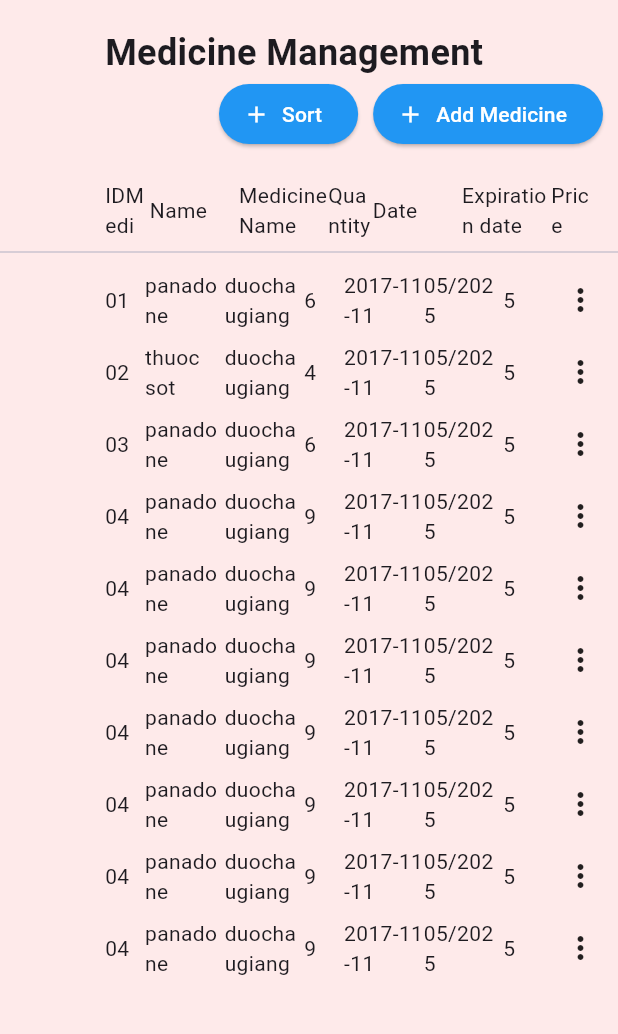
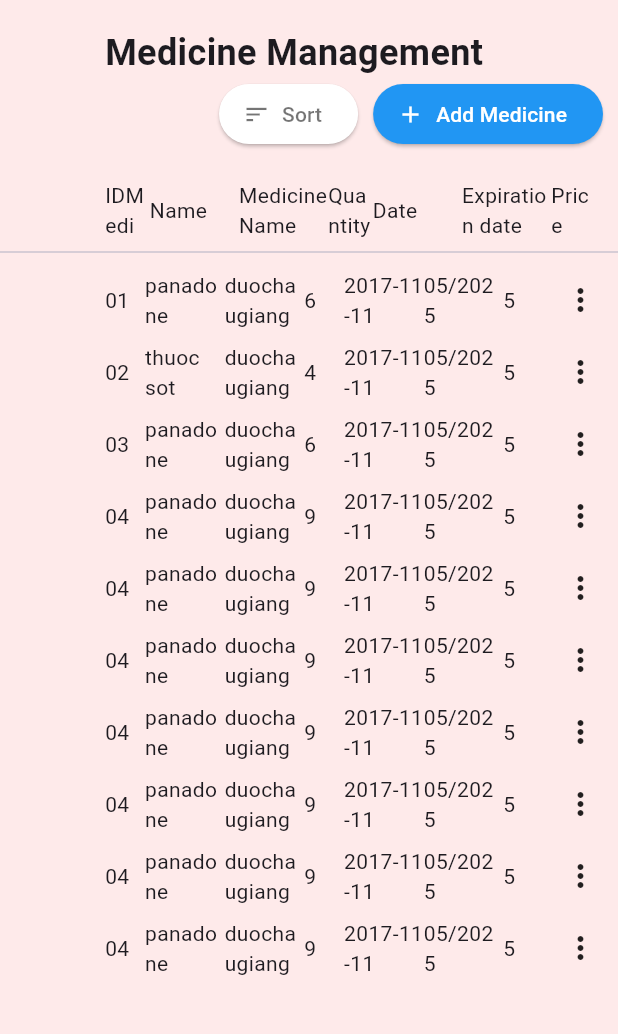
Before and after one commit to Tan2DK/Doctor-Pet, a Flutter app: the MedicineView screen opened by its route, on a phone screen of 412 x 824 dp, the part 96-1130 px from its top. Run offline on Flutter 3.47's test engine with Material 3 defaults, Android fonts, the phone set to English and light mode, and no system bars; our stand-ins replace flutter_easyloading, get; missing offline and left inert: dart:html.

Commit message:
clinic manager v2

```diff
--- a/packages/doctor_pet/lib/common_widget/custom_button/custom_button_action_widget.dart
+++ b/packages/doctor_pet/lib/common_widget/custom_button/custom_button_action_widget.dart
@@ -6,12 +6,16 @@ class CustomButtonActionWidget extends StatefulWidget {
     Key? key,
     this.label,
     this.bgColor,
-    this.btnColor,
+    this.txtColor,
+    this.iconColor,
+    this.icon
   }) : super(key: key);
 
   final String? label;
   final Color? bgColor;
-  final Color? btnColor;
+  final Color? txtColor;
+  final Color? iconColor;
+  final IconData? icon;
 
   @override
   State<CustomButtonActionWidget> createState() => _CustomButtonActionWidgetState();
@@ -21,7 +25,7 @@ class _CustomButtonActionWidgetState extends State<CustomButtonActionWidget> {
   @override
   Widget build(BuildContext context) {
     return ElevatedButton.icon(
-        icon: Icon(Icons.add, color: Colors.white),
+        icon: Icon(widget.icon, color: widget.iconColor),
         style: ElevatedButton.styleFrom(
           backgroundColor: widget.bgColor,
         ),
@@ -34,7 +38,7 @@ class _CustomButtonActionWidgetState extends State<CustomButtonActionWidget> {
         label: Text(
           widget.label.toString(),
           style: TextStyle(
-            color: Colors.white,
+            color: widget.txtColor,
           ),
         ));
   }
--- a/packages/doctor_pet/lib/views/clinic_manager/medicine/medicine_view.dart
+++ b/packages/doctor_pet/lib/views/clinic_manager/medicine/medicine_view.dart
@@ -14,15 +14,15 @@ class MedicineView extends GetView<MedicineController> {
     final List<medicine> data = List.from(controller.data);
     return Scaffold(
       body: Container(
-        decoration: BoxDecoration(
+        decoration: const BoxDecoration(
           color: Color.fromARGB(255, 254, 234, 234),
         ),
         child: Column(
           crossAxisAlignment: CrossAxisAlignment.stretch,
           children: [
             const CustomSearchBarWidget(),
-            SizedBox(height: 10),
-            Row(
+            const SizedBox(height: 10),
+            const Row(
               children: [
                 SizedBox(width: 70),
                 Text(
@@ -34,22 +34,28 @@ class MedicineView extends GetView<MedicineController> {
                 ),
               ],
             ),
-            Row(
+            const Row(
               mainAxisAlignment: MainAxisAlignment.end,
               children: [
-                const CustomButtonActionWidget(
+                CustomButtonActionWidget(
                   label: 'Sort',
-                  bgColor: Colors.blue,
+                  bgColor: Colors.white,
+                  txtColor: Colors.black54,
+                  iconColor: Colors.black54,
+                  icon: Icons.sort,
                 ),
-                const SizedBox(width: 10),
-                const CustomButtonActionWidget(
+                SizedBox(width: 10),
+                CustomButtonActionWidget(
                   label: 'Add Medicine',
                   bgColor: Colors.blue,
+                  txtColor: Colors.white,
+                  icon: Icons.add,
+                  iconColor: Colors.white,
                 ),
                 SizedBox(width: 10),
               ],
             ),
-            SizedBox(height: 20),
+            const SizedBox(height: 20),
             DataTitleWidget(
               titles: [
                 DataTitleModel(name: 'IDMedi', flex: 2),
@@ -91,14 +97,14 @@ class MedicineView extends GetView<MedicineController> {
                       child: PopupMenuButton<String>(
                         itemBuilder: (BuildContext context) =>
                             <PopupMenuEntry<String>>[
-                          PopupMenuItem<String>(
+                          const PopupMenuItem<String>(
                             value: 'edit',
                             child: ListTile(
                               leading: Icon(Icons.edit),
                               title: Text('Edit'),
                             ),
                           ),
-                          PopupMenuItem<String>(
+                          const PopupMenuItem<String>(
                             value: 'delete',
                             child: ListTile(
                               leading: Icon(Icons.delete),
@@ -125,7 +131,7 @@ class MedicineView extends GetView<MedicineController> {
                 itemCount: data.length,
               ),
             ),
-            SizedBox(
+            const SizedBox(
               height: 100,
             )
           ],
```
Also changed, not shown: packages/doctor_pet/lib/common_widget/custom_text/custom_text_widget.dart (added, +33 -0 lines), packages/doctor_pet/lib/views/clinic_manager/doctor/doctor_view.dart (+23 -25 lines), packages/doctor_pet/lib/views/clinic_manager/invoice_report/invoice_report_view.dart (+20 -17 lines), packages/doctor_pet/lib/views/clinic_manager/medicine_report/medicinereport_view.dart (+20 -19 lines), packages/doctor_pet/lib/views/clinic_manager/patient/patient_view.dart (+10 -10 lines), packages/doctor_pet/lib/views/clinic_manager/staff/staff_view.dart (+13 -13 lines).
